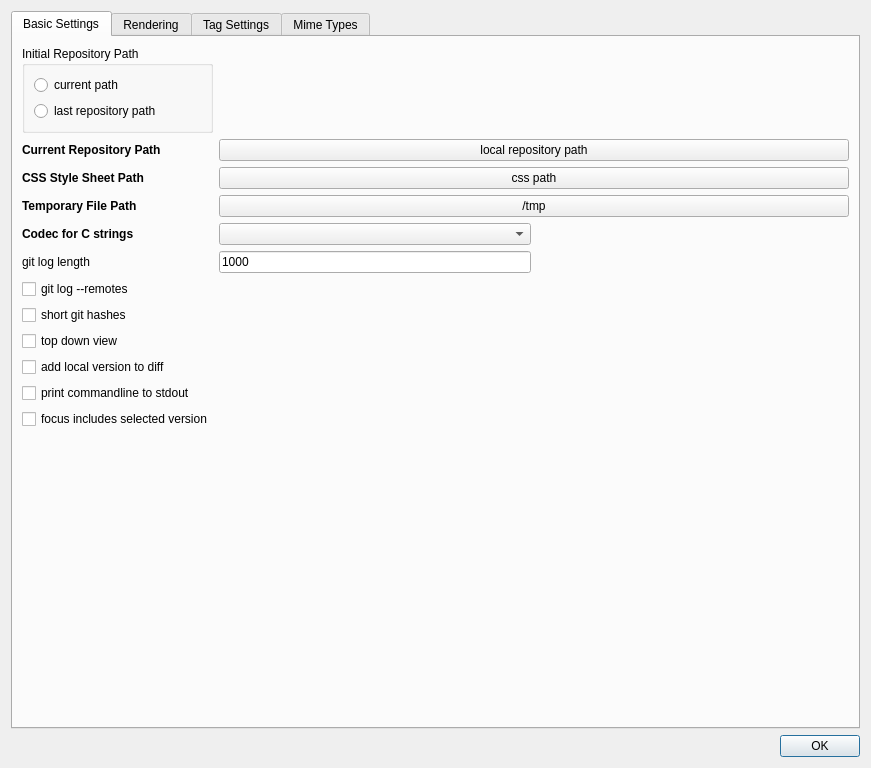
Old version of the form gvtree_preferences.ui in the repository wtr9987/gvtree.
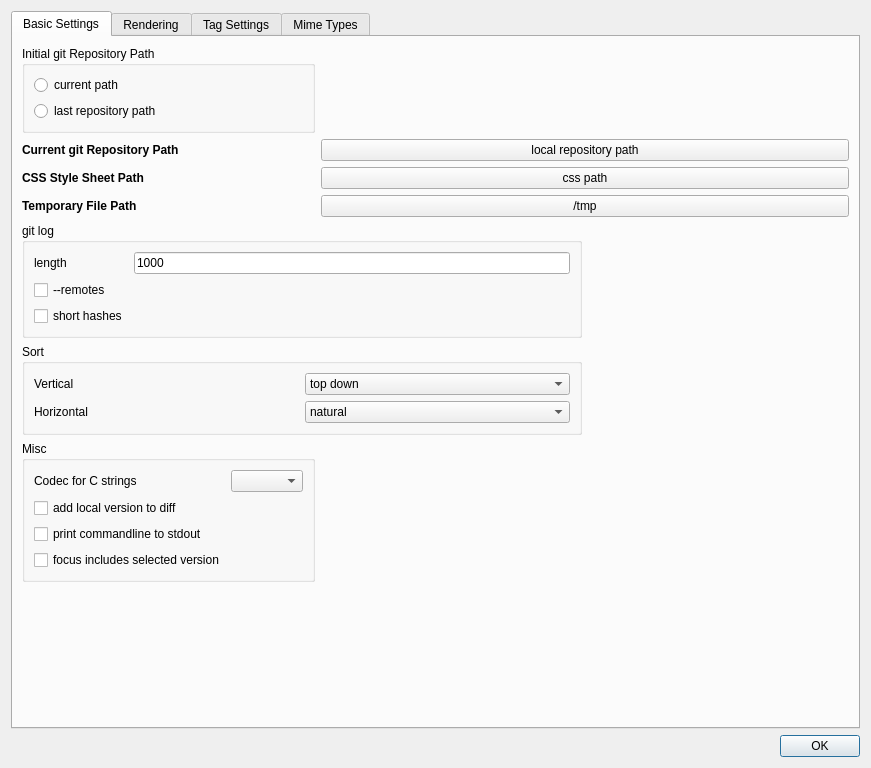
New version of the form. Icons and pictures are not drawn. Custom widgets are drawn as their Qt base class.

Commit message: horizontal sort, preferences, fixed open folder rendering

Diff of the .ui file:
```diff
--- a/gvtree_preferences.ui
+++ b/gvtree_preferences.ui
@@ -53,7 +53,7 @@
           <string>If no repository path is set with -r use the current one or the repository of the last session.</string>
          </property>
          <property name="title">
-          <string>Initial Repository Path</string>
+          <string>Initial git Repository Path</string>
          </property>
          <layout class="QVBoxLayout" name="verticalLayout_4">
           <item>
@@ -79,7 +79,7 @@
          </layout>
         </widget>
        </item>
-       <item row="22" column="1">
+       <item row="21" column="1">
         <spacer name="verticalSpacer">
          <property name="orientation">
           <enum>Qt::Vertical</enum>
@@ -92,56 +92,6 @@
          </property>
         </spacer>
        </item>
-       <item row="6" column="1">
-        <widget class="QLabel" name="lbGitLogLength">
-         <property name="text">
-          <string>git log length</string>
-         </property>
-        </widget>
-       </item>
-       <item row="10" column="1">
-        <widget class="QCheckBox" name="remotes">
-         <property name="toolTip">
-          <string>Add the --remotes option to git log calls.</string>
-         </property>
-         <property name="text">
-          <string>git log --remotes</string>
-         </property>
-        </widget>
-       </item>
-       <item row="11" column="1">
-        <widget class="QCheckBox" name="git_short_hashes">
-         <property name="toolTip">
-          <string>This option controls if %h or %H is used to retrieve hash values from git. </string>
-         </property>
-         <property name="text">
-          <string>short git hashes</string>
-         </property>
-        </widget>
-       </item>
-       <item row="12" column="1">
-        <widget class="QCheckBox" name="top_down_view">
-         <property name="toolTip">
-          <string>In git log the latest version is printed on the top. To print the earliest node (root node) at the top, choose the top down view here.</string>
-         </property>
-         <property name="text">
-          <string>top down view</string>
-         </property>
-        </widget>
-       </item>
-       <item row="6" column="2">
-        <widget class="QLineEdit" name="git_log_lines">
-         <property name="focusPolicy">
-          <enum>Qt::ClickFocus</enum>
-         </property>
-         <property name="toolTip">
-          <string>The number of versions processed from the git log output can be limited here.</string>
-         </property>
-         <property name="text">
-          <string>1000</string>
-         </property>
-        </widget>
-       </item>
        <item row="4" column="1">
         <widget class="QLabel" name="lbTempPath">
          <property name="font">
@@ -174,7 +124,7 @@
           </font>
          </property>
          <property name="text">
-          <string>Current Repository Path</string>
+          <string>Current git Repository Path</string>
          </property>
         </widget>
        </item>
@@ -188,29 +138,6 @@
          </property>
         </widget>
        </item>
-       <item row="6" column="3">
-        <spacer name="horizontalSpacer_2">
-         <property name="orientation">
-          <enum>Qt::Horizontal</enum>
-         </property>
-         <property name="sizeHint" stdset="0">
-          <size>
-           <width>40</width>
-           <height>20</height>
-          </size>
-         </property>
-        </spacer>
-       </item>
-       <item row="14" column="1">
-        <widget class="QCheckBox" name="print_cmd_to_stdout">
-         <property name="toolTip">
-          <string>If an external program is called from gvtree the used commandline is echoed to stdout.</string>
-         </property>
-         <property name="text">
-          <string>print commandline to stdout</string>
-         </property>
-        </widget>
-       </item>
        <item row="3" column="2" colspan="2">
         <widget class="QPushButton" name="pbCssPath">
          <property name="text">
@@ -231,56 +158,183 @@
          </property>
         </widget>
        </item>
-       <item row="5" column="3">
-        <spacer name="horizontalSpacer_3">
-         <property name="orientation">
-          <enum>Qt::Horizontal</enum>
+       <item row="15" column="1" colspan="2">
+        <widget class="QGroupBox" name="gbSort">
+         <property name="title">
+          <string>Sort</string>
          </property>
-         <property name="sizeHint" stdset="0">
-          <size>
-           <width>40</width>
-           <height>20</height>
-          </size>
-         </property>
-        </spacer>
-       </item>
-       <item row="5" column="1">
-        <widget class="QLabel" name="lbCodecForCStrings">
-         <property name="font">
-          <font>
-           <weight>75</weight>
-           <bold>true</bold>
-          </font>
-         </property>
-         <property name="toolTip">
-          <string>Obsolete in Qt5. If changed restart might be necessary.</string>
-         </property>
-         <property name="text">
-          <string>Codec for C strings</string>
-         </property>
+         <layout class="QGridLayout" name="gridLayout_10">
+          <item row="0" column="0">
+           <widget class="QLabel" name="lbVerticalSort">
+            <property name="text">
+             <string>Vertical</string>
+            </property>
+           </widget>
+          </item>
+          <item row="2" column="0">
+           <widget class="QLabel" name="lbHorizontalSort">
+            <property name="text">
+             <string>Horizontal</string>
+            </property>
+           </widget>
+          </item>
+          <item row="2" column="1">
+           <widget class="QComboBox" name="horizontal_sort">
+            <item>
+             <property name="text">
+              <string>natural</string>
+             </property>
+            </item>
+            <item>
+             <property name="text">
+              <string>weight ascending</string>
+             </property>
+            </item>
+            <item>
+             <property name="text">
+              <string>weight descending</string>
+             </property>
+            </item>
+            <item>
+             <property name="text">
+              <string>commit date ascending</string>
+             </property>
+            </item>
+            <item>
+             <property name="text">
+              <string>commit date descending</string>
+             </property>
+            </item>
+           </widget>
+          </item>
+          <item row="0" column="1">
+           <widget class="QComboBox" name="top_down_sort">
+            <item>
+             <property name="text">
+              <string>top down</string>
+             </property>
+            </item>
+            <item>
+             <property name="text">
+              <string>bottom up</string>
+             </property>
+            </item>
+           </widget>
+          </item>
+         </layout>
         </widget>
        </item>
-       <item row="13" column="1">
-        <widget class="QCheckBox" name="diff_local_files">
-         <property name="focusPolicy">
-          <enum>Qt::NoFocus</enum>
+       <item row="5" column="1" colspan="2">
+        <widget class="QGroupBox" name="gbGitLog">
+         <property name="title">
+          <string>git log</string>
          </property>
-         <property name="toolTip">
-          <string>If checked, the current local file is added to the comparison of different versions. </string>
-         </property>
-         <property name="text">
-          <string>add local version to diff</string>
-         </property>
+         <layout class="QGridLayout" name="gridLayout_11">
+          <item row="0" column="0">
+           <widget class="QLabel" name="lbGitLogLength">
+            <property name="font">
+             <font>
+              <weight>50</weight>
+              <bold>false</bold>
+             </font>
+            </property>
+            <property name="text">
+             <string>length</string>
+            </property>
+           </widget>
+          </item>
+          <item row="1" column="0">
+           <widget class="QCheckBox" name="remotes">
+            <property name="toolTip">
+             <string>Add the --remotes option to git log calls.</string>
+            </property>
+            <property name="text">
+             <string>--remotes</string>
+            </property>
+           </widget>
+          </item>
+          <item row="0" column="1">
+           <widget class="QLineEdit" name="git_log_lines">
+            <property name="focusPolicy">
+             <enum>Qt::ClickFocus</enum>
+            </property>
+            <property name="toolTip">
+             <string>The number of versions processed from the git log output can be limited here.</string>
+            </property>
+            <property name="text">
+             <string>1000</string>
+            </property>
+           </widget>
+          </item>
+          <item row="2" column="0">
+           <widget class="QCheckBox" name="git_short_hashes">
+            <property name="toolTip">
+             <string>This option controls if %h or %H is used to retrieve hash values from git. </string>
+            </property>
+            <property name="text">
+             <string>short hashes</string>
+            </property>
+           </widget>
+          </item>
+         </layout>
         </widget>
        </item>
-       <item row="5" column="2">
-        <widget class="QComboBox" name="cbCodecForCStrings"/>
-       </item>
-       <item row="15" column="1">
-        <widget class="QCheckBox" name="include_selected">
-         <property name="text">
-          <string>focus includes selected version</string>
+       <item row="16" column="1">
+        <widget class="QGroupBox" name="gbMisc">
+         <property name="title">
+          <string>Misc</string>
          </property>
+         <layout class="QGridLayout" name="gridLayout_12">
+          <item row="2" column="0">
+           <widget class="QCheckBox" name="print_cmd_to_stdout">
+            <property name="toolTip">
+             <string>If an external program is called from gvtree the used commandline is echoed to stdout.</string>
+            </property>
+            <property name="text">
+             <string>print commandline to stdout</string>
+            </property>
+           </widget>
+          </item>
+          <item row="0" column="0">
+           <widget class="QLabel" name="lbCodecForCStrings">
+            <property name="font">
+             <font>
+              <weight>50</weight>
+              <bold>false</bold>
+             </font>
+            </property>
+            <property name="toolTip">
+             <string>Obsolete in Qt5. If changed restart might be necessary.</string>
+            </property>
+            <property name="text">
+             <string>Codec for C strings</string>
+            </property>
+           </widget>
+          </item>
+          <item row="1" column="0">
+           <widget class="QCheckBox" name="diff_local_files">
+            <property name="focusPolicy">
+             <enum>Qt::NoFocus</enum>
+            </property>
+            <property name="toolTip">
+             <string>If checked, the current local file is added to the comparison of different versions. </string>
+            </property>
+            <property name="text">
+             <string>add local version to diff</string>
+            </property>
+           </widget>
+          </item>
+          <item row="3" column="0">
+           <widget class="QCheckBox" name="include_selected">
+            <property name="text">
+             <string>focus includes selected version</string>
+            </property>
+           </widget>
+          </item>
+          <item row="0" column="1">
+           <widget class="QComboBox" name="cbCodecForCStrings"/>
+          </item>
+         </layout>
         </widget>
        </item>
       </layout>
```
The commit also changes 8 other files.
